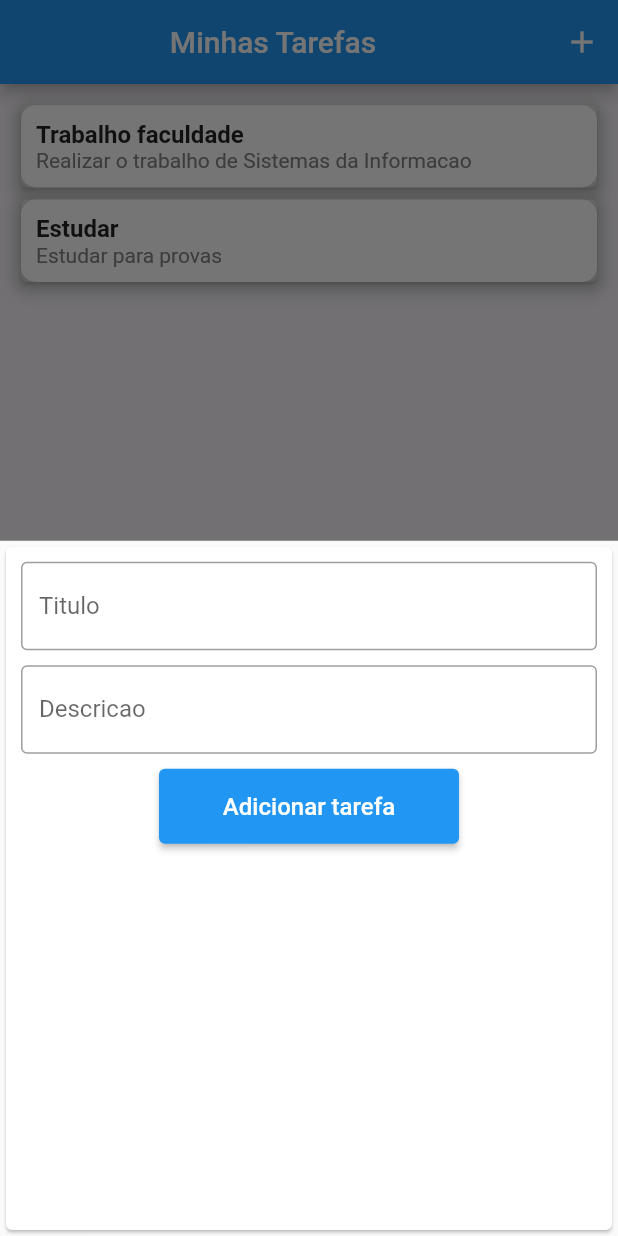
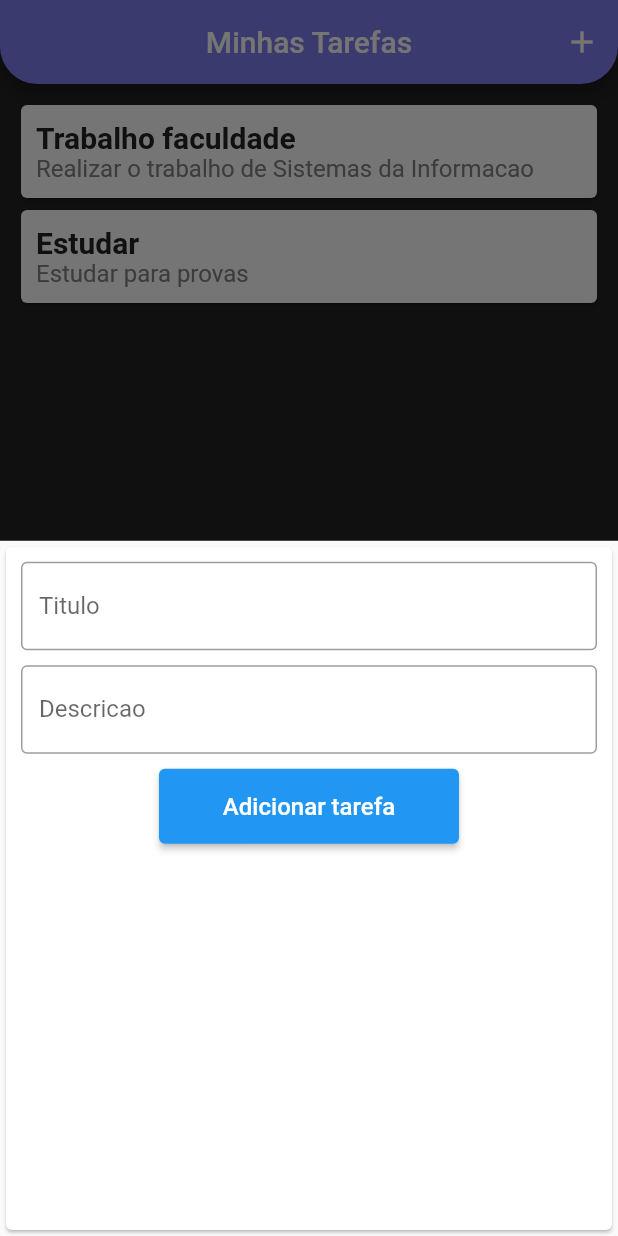
Before and after one commit to devv-thiago/to-do-list, a Flutter app: the screen it shows after launch, after a tap on the "add" icon, on a phone screen of 412 x 824 dp. Run offline on Flutter 3.47's test engine with Material 2 defaults, Android fonts, the phone set to English and light mode, and no system bars.

Commit message:
fechamento do modal e mudancas UI

```diff
--- a/lib/components/task_list.dart
+++ b/lib/components/task_list.dart
@@ -16,7 +16,7 @@ class _TaskListState extends State<TaskList> {
   @override
   Widget build(BuildContext context) {
     return Container(
-      height: 300,
+      height: 500,
       padding: EdgeInsets.all(10),
       child: ListView.builder(
         itemCount: widget.taskList.length,
@@ -28,14 +28,6 @@ class _TaskListState extends State<TaskList> {
             child: Container(
               padding: EdgeInsets.all(10),
               decoration: BoxDecoration(
-                boxShadow: [
-                  BoxShadow(
-                    color: Colors.grey.withOpacity(0.5),
-                    spreadRadius: 5,
-                    blurRadius: 7,
-                    offset: Offset(0, 3),
-                  ),
-                ],
                 color: const Color.fromRGBO(255, 255, 255, 1),
                 borderRadius: const BorderRadius.all(
                   Radius.circular(10),
@@ -47,15 +39,16 @@ class _TaskListState extends State<TaskList> {
                   Text(
                     task.title,
                     style: const TextStyle(
-                      fontWeight: FontWeight.bold,
-                      fontSize: 16,
-                    ),
+                        fontWeight: FontWeight.bold,
+                        fontSize: 20,
+                        color: Color.fromRGBO(34, 34, 34, 1)),
                   ),
                   Text(
                     task.desc,
                     style: TextStyle(
-                      color: Color.fromRGBO(133, 130, 131, 1),
-                    ),
+                        color: Color.fromRGBO(133, 130, 131, 1),
+                        fontSize: 16,
+                        fontWeight: FontWeight.w400),
                   ),
                 ],
               ),
--- a/lib/main.dart
+++ b/lib/main.dart
@@ -8,11 +8,11 @@ void main() {
 }
 
 class MyApp extends StatelessWidget {
-  const MyApp({super.key});
+  MyApp({super.key});
 
   @override
   Widget build(BuildContext context) {
-    return const MaterialApp(
+    return MaterialApp(
       debugShowCheckedModeBanner: false,
       home: MyHomePage(),
     );
@@ -45,12 +45,14 @@ class _MyHomePage extends State<MyHomePage> {
     setState(() {
       _tasks.add(newTask);
     });
+
+    Navigator.of(context).pop();
   }
 
   _openTaskInputModal(BuildContext context) {
     showModalBottomSheet(
         context: context,
-        builder: (Null) {
+        builder: (_) {
           return TaskInput(_addTask);
         });
   }
@@ -60,8 +62,15 @@ class _MyHomePage extends State<MyHomePage> {
   Widget build(BuildContext context) {
     return MaterialApp(
       home: Scaffold(
+          extendBodyBehindAppBar: true,
           appBar: AppBar(
-            title: const Center(child: Text("Minhas Tarefas")),
+            centerTitle: true,
+            shape: const RoundedRectangleBorder(
+                borderRadius: BorderRadius.only(
+                    bottomLeft: Radius.circular(25.0),
+                    bottomRight: Radius.circular(25.0))),
+            backgroundColor: Color.fromRGBO(126, 126, 242, 1),
+            title: const Text("Minhas Tarefas"),
             actions: [
               IconButton(
                 onPressed: () => _openTaskInputModal(context),
@@ -70,7 +79,7 @@ class _MyHomePage extends State<MyHomePage> {
             ],
           ),
           body: Container(
-            decoration: BoxDecoration(color: Color.fromRGBO(248, 244, 249, 1)),
+            decoration: BoxDecoration(color: Color.fromRGBO(34, 34, 34, 1)),
             child: ListView(
               children: [
                 Column(
@@ -88,9 +97,9 @@ class _MyHomePage extends State<MyHomePage> {
           floatingActionButton: FloatingActionButton(
             onPressed: () => _openTaskInputModal(context),
             child: Icon(Icons.add),
+            backgroundColor: Colors.red[400],
           ),
-          floatingActionButtonLocation:
-              FloatingActionButtonLocation.centerFloat),
+          floatingActionButtonLocation: FloatingActionButtonLocation.endFloat),
     );
   }
 }
```
